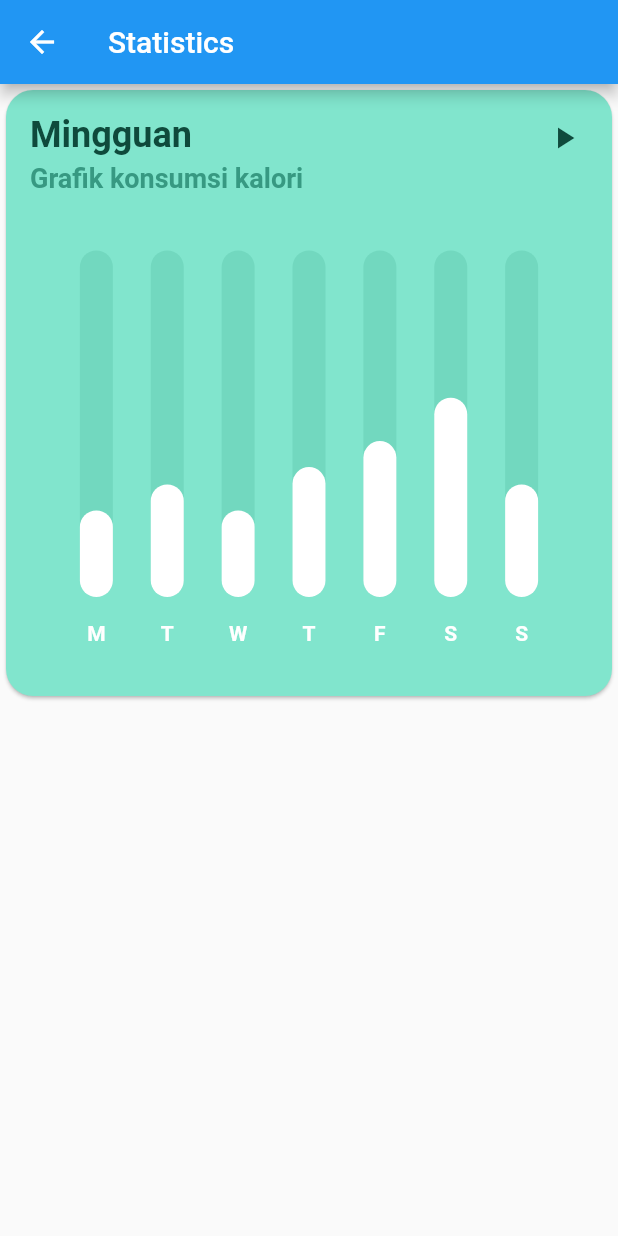
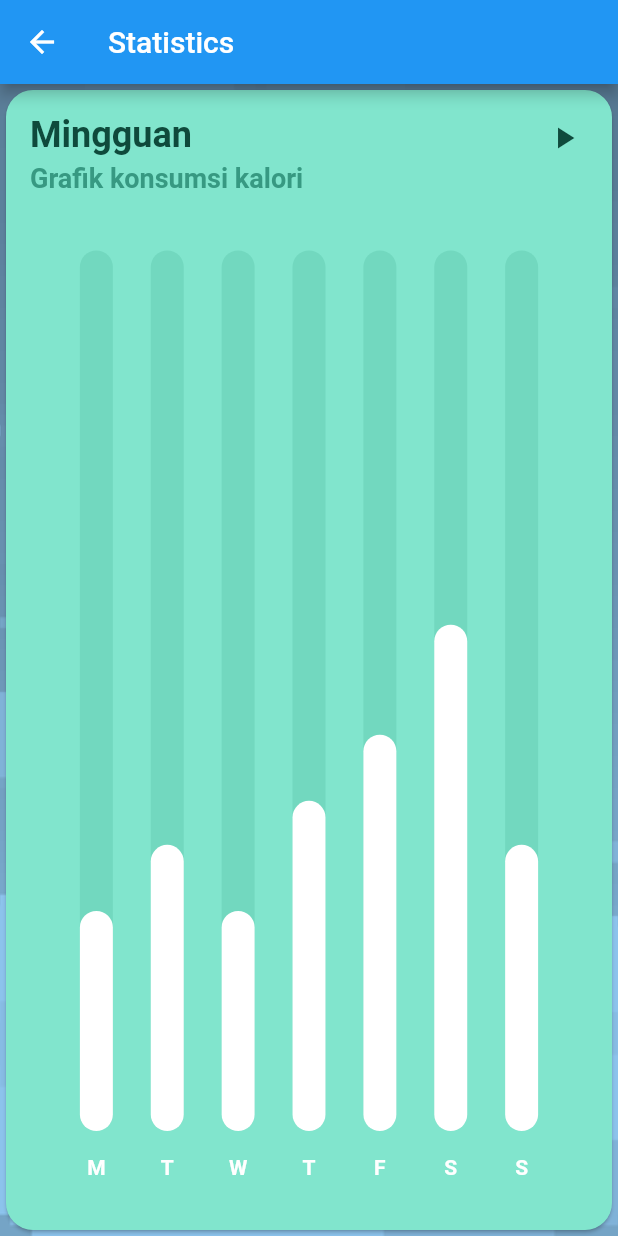
Before and after one commit to yuuutong/Orbital-Project, a Flutter app: the Statistics screen opened directly, on a phone screen of 412 x 824 dp. Run offline on Flutter 3.47's test engine with Material 2 defaults, Android fonts, the light colour scheme and no system bars; drawn by our look-alikes of fl_chart; our stand-ins replace cloud_firestore, firebase_auth, firebase_core, flutter_spinkit, flutter_tags; missing offline and left inert: dart:ffi; accounts and stored records are empty.

Commit message:
Update Statistics.dart

```diff
--- a/sleeplah/lib/Screens/Statistics.dart
+++ b/sleeplah/lib/Screens/Statistics.dart
@@ -12,10 +12,16 @@ class _StatisticsState extends State<Statistics> {
   @override
   Widget build(BuildContext context) {
     return Scaffold(
-      appBar: AppBar(
-        title: const Text("Statistics")
-        ),
-      body: BarChartSample1(),
+      appBar: AppBar(title: const Text("Statistics")),
+      body: Container(
+          height: double.infinity,
+          width: double.infinity,
+          decoration: const BoxDecoration(
+            image: DecorationImage(
+                image: AssetImage("assets/images/background.png"),
+                fit: BoxFit.cover),
+          ),
+          child: BarChartSample1()),
     );
   }
 }
```
